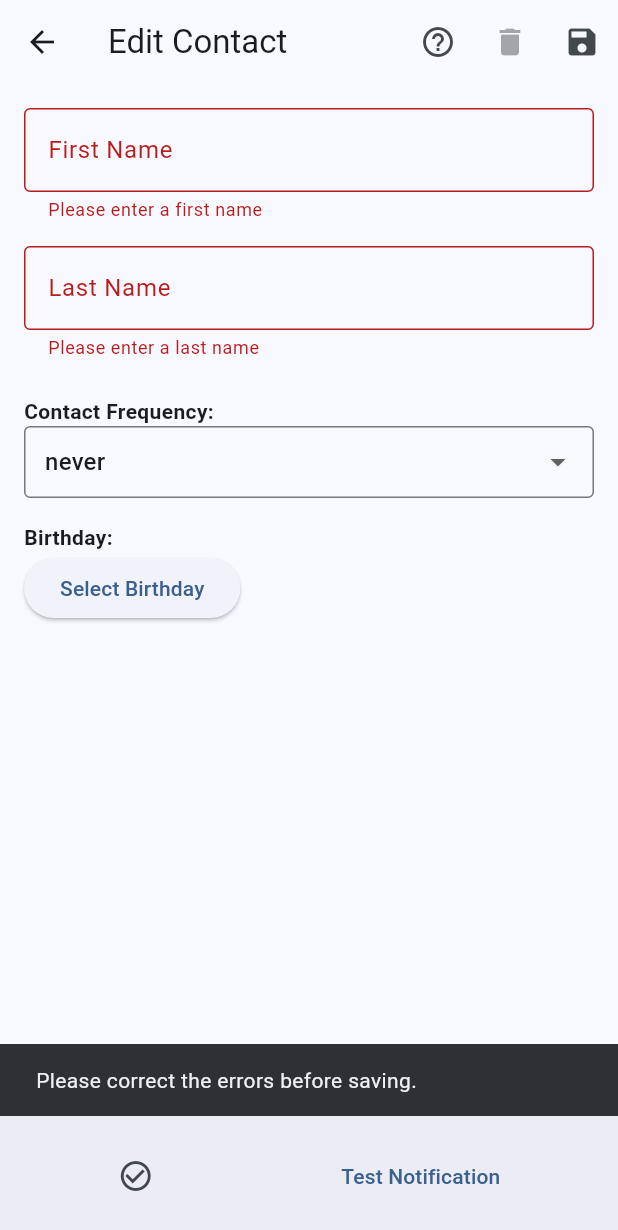
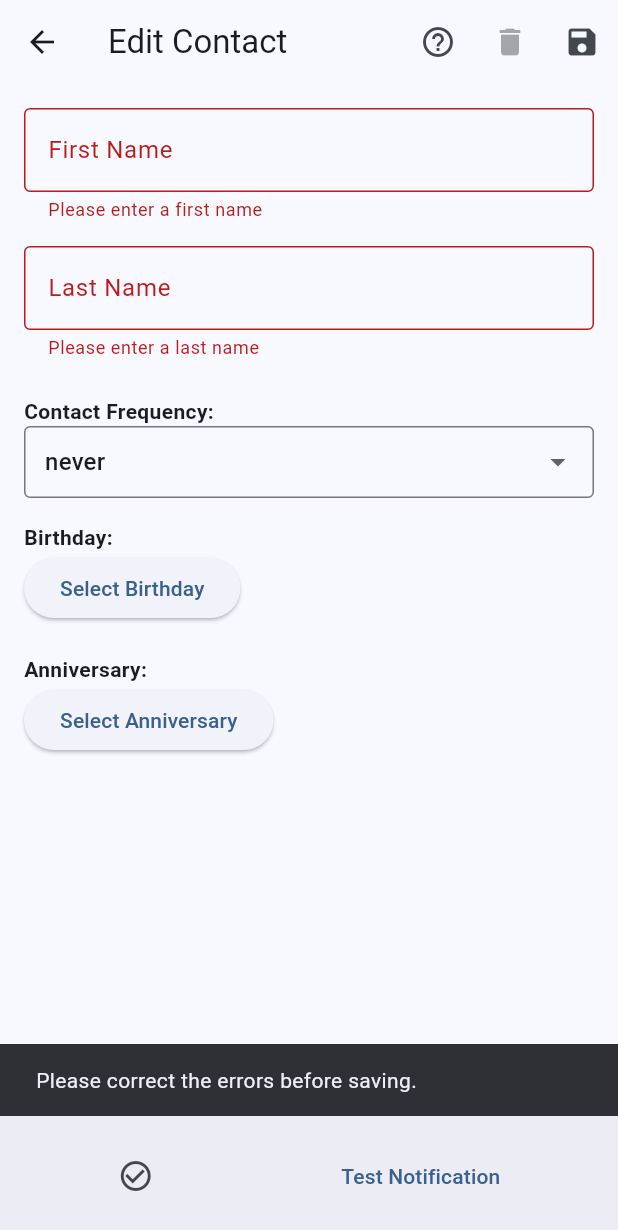
Before and after one commit to PapaBear4/ReCall_Flutter2, a Flutter app: the ContactDetailsScreen screen opened by its route, after a tap on the "save" icon, on a phone screen of 412 x 824 dp. Shown: the top 1230 px of the screen. Run offline on Flutter 3.47's test engine with Material 3 defaults, Android fonts, the phone set to English and light mode, and no system bars; our stand-ins replace bloc, file_picker, flutter_bloc, flutter_local_notifications, flutter_slidable, freezed_annotation and 5 more; missing offline and left inert: flat_buffers, objectbox_flutter_libs, workmanager; accounts and stored records are empty.

Commit message:
seems to be working!

```diff
--- a/lib/models/contact.dart
+++ b/lib/models/contact.dart
@@ -20,6 +20,7 @@ abstract class Contact with _$Contact {
     String frequency, // Store the String representation
     @Property(type: PropertyType.date) DateTime? birthday,
     @Property(type: PropertyType.date) DateTime? lastContacted,
+    @Property(type: PropertyType.date) DateTime? anniversary,
   }) = _Contact;
 
   factory Contact.fromJson(Map<String, dynamic> json) =>
--- a/lib/objectbox-model.json
+++ b/lib/objectbox-model.json
@@ -5,7 +5,7 @@
   "entities": [
     {
       "id": "11:4220768979207252381",
-      "lastPropertyId": "6:8964901162355723932",
+      "lastPropertyId": "7:5161319229396791903",
       "name": "Contact",
       "properties": [
         {
@@ -37,6 +37,11 @@
         {
           "id": "6:8964901162355723932",
           "name": "lastContacted",
+          "type": 10
+        },
+        {
+          "id": "7:5161319229396791903",
+          "name": "anniversary",
           "type": 10
         }
       ],
--- a/lib/screens/contact_details_screen.dart
+++ b/lib/screens/contact_details_screen.dart
@@ -140,48 +140,50 @@ class _ContactDetailsScreenState extends State<ContactDetailsScreen> {
             ),
             // Edit/Save Button
             BlocBuilder<ContactDetailsBloc, ContactDetailsState>(
-                // Rebuild button based on state
                 builder: (context, state) {
-              // Determine if editing/saving is allowed based on state
-              // Use maybeMap for robust state checking
               final bool isLoaded =
                   state.maybeMap(loaded: (_) => true, orElse: () => false);
               final bool isNewContactMode =
                   (_localContact.id == 0 && _isEditMode);
               final bool canEditOrSave = isLoaded || isNewContactMode;
-
-              // Disable if state is loading or initial
               final bool isDisabledByState = state.maybeMap(
                   loading: (_) => true,
                   initial: (_) => true,
-                orElse: () => false, // Not loading or initial
-              );
+                  orElse: () => false);
+
+              // Determine if the save button should be enabled
+              final bool canSaveChanges = canEditOrSave &&
+                  !isDisabledByState &&
+                  _isEditMode &&
+                  _hasUnsavedChanges;
+              // Determine if the edit button should be enabled
+              final bool canEnterEdit =
+                  canEditOrSave && !isDisabledByState && !_isEditMode;
 
               return IconButton(
                 icon: Icon(_isEditMode ? Icons.save : Icons.edit),
                 tooltip: _isEditMode ? 'Save Changes' : 'Edit Contact',
-                // Disable if cannot edit/save OR if state indicates loading/initial
-                onPressed: (canEditOrSave && !isDisabledByState)
+                // Enable Save only if in edit mode with unsaved changes & state allows
+                // Enable Edit only if not in edit mode & state allows
+                onPressed: _isEditMode
+                    ? (canSaveChanges
+                        ? () => _onSaveButtonPressed(context)
+                        : null) // Enable save conditionally
+                    : (canEnterEdit
                         ? () {
-                        if (_isEditMode) {
-                          // If currently in edit mode, attempt to save
-                          _onSaveButtonPressed(context);
-                        } else {
-                          // If currently in view mode, switch to edit mode
-                          // Ensure we switch only if the state is actually loaded
+                            // Enable edit conditionally
                             state.mapOrNull(loaded: (loadedState) {
                               setState(() {
                                 _isEditMode = true;
-                              // Ensure _localContact reflects the loaded state when entering edit mode
                                 _localContact = loadedState.contact;
                                 _firstNameController.text =
                                     _localContact.firstName;
-                              _lastNameController.text = _localContact.lastName;
+                                _lastNameController.text =
+                                    _localContact.lastName;
                               });
                             });
                           }
-                      }
-                    : null,
+                        : null),
               );
             }),
           ],
@@ -294,18 +296,29 @@ class _ContactDetailsScreenState extends State<ContactDetailsScreen> {
           children: <Widget>[
             // --- Display Section (Only visible when NOT in Edit Mode) ---
             if (!_isEditMode) ...[
+              Padding(
+                padding: const EdgeInsets.only(
+                    bottom: 24.0), // Add padding below name
+                child: Text(
+                  '${_localContact.firstName} ${_localContact.lastName}',
+                  style: Theme.of(context)
+                      .textTheme
+                      .headlineSmall, // Use a larger style
+                ),
+              ),
               _buildDisplayRow(
-                  Icons.person, 'First Name:', _localContact.firstName),
-              const SizedBox(height: 8.0),
-              _buildDisplayRow(
-                  Icons.person_outline, 'Last Name:', _localContact.lastName),
-              const SizedBox(height: 16.0),
-              _buildDisplayRow(
-                  Icons.calendar_today,
+                  Icons.cake,
                   'Birthday:',
                   _localContact.birthday == null
                       ? 'Not set'
                       : DateFormat.yMd().format(_localContact.birthday!)),
+              const SizedBox(height: 8.0),
+              _buildDisplayRow(
+                  Icons.celebration,
+                  'Anniversary:', // Example Icon
+                  _localContact.anniversary == null
+                      ? 'Not set'
+                      : DateFormat.yMd().format(_localContact.anniversary!)),
               const SizedBox(height: 8.0),
               _buildDisplayRow(Icons.access_time, 'Last Contacted:',
                   formatLastContacted(_localContact.lastContacted)),
@@ -438,6 +451,38 @@ class _ContactDetailsScreenState extends State<ContactDetailsScreen> {
                     : DateFormat.yMd().format(_localContact.birthday!)),
               ),
               const SizedBox(height: 20),
+              // Anniversary Picker
+              const Text('Anniversary:',
+                  style: TextStyle(fontWeight: FontWeight.bold)),
+              ElevatedButton(
+                onPressed: _isEditMode
+                    ? () async {
+                        final DateTime? picked = await showDatePicker(
+                          context: context,
+                          initialDate: _localContact.anniversary ??
+                              DateTime.now(), // Use anniversary or now
+                          firstDate: DateTime(1900), // Adjust range as needed
+                          lastDate: DateTime.now().add(const Duration(
+                              days: 365 *
+                                  10)), // Allow future dates? Adjust as needed
+                        );
+                        if (!mounted) return;
+                        if (picked != null &&
+                            picked != _localContact.anniversary) {
+                          setState(() {
+                            // Use copyWith, generated code handles the new field
+                            _localContact =
+                                _localContact.copyWith(anniversary: picked);
+                            _hasUnsavedChanges = true;
+                          });
+                        }
+                      }
+                    : null,
+                child: Text(_localContact.anniversary == null
+                    ? 'Select Anniversary'
+                    : DateFormat.yMd().format(_localContact.anniversary!)),
+              ),
+              const SizedBox(height: 20), // Spacing at the end of the form
             ]
             // --- End Edit Section ---
           ],
@@ -514,60 +559,60 @@ class _ContactDetailsScreenState extends State<ContactDetailsScreen> {
 
   // Handles the save action
   void _onSaveButtonPressed(BuildContext context) {
+   // Form validation check
    if (_formKey.currentState!.validate()) {
-      final currentState =
-          context.read<ContactDetailsBloc>().state; // Read state once
+     final currentState = context.read<ContactDetailsBloc>().state;
      Contact contactToSave = _localContact;
+     bool isExistingContact = contactToSave.id != null && contactToSave.id != 0;
 
-      bool isExistingContact =
-          contactToSave.id != null && contactToSave.id != 0;
-
-      // Use maybeMap for safer check if saving is allowed
+     // Check if state allows saving
      bool canProceed = currentState.maybeMap(
-          loaded: (_) => true, // OK if loaded
-          orElse: () =>
-              !isExistingContact // OK if new contact (state might be initial/loading briefly)
+         loaded: (_) => true,
+         orElse: () => !isExistingContact
      );
 
-      if (!canProceed) {
+     if (!canProceed && mounted) { // Add mounted check
           ScaffoldMessenger.of(context).showSnackBar(
-          const SnackBar(
-              content: Text('Cannot save, contact state is inconsistent.')),
+           const SnackBar(content: Text('Cannot save, contact state is inconsistent.')),
           );
           return;
      }
 
+     // --- Dispatch event ---
      if (!isExistingContact) {
-        // Add new contact
-        context
-            .read<ContactDetailsBloc>()
-            .add(ContactDetailsEvent.addContact(contact: contactToSave));
+       context.read<ContactDetailsBloc>().add(ContactDetailsEvent.addContact(contact: contactToSave));
+       if (mounted) { // Add mounted check before showing SnackBar
          ScaffoldMessenger.of(context).showSnackBar(
            const SnackBar(content: Text('New contact saved')),
          );
+       }
      } else {
-        // Update existing contact
-        context
-            .read<ContactDetailsBloc>()
-            .add(ContactDetailsEvent.saveContact(contact: contactToSave));
+       context.read<ContactDetailsBloc>().add(ContactDetailsEvent.saveContact(contact: contactToSave));
+        if (mounted) { // Add mounted check before showing SnackBar
          ScaffoldMessenger.of(context).showSnackBar(
            const SnackBar(content: Text('Changes saved')),
          );
        }
-      // Set state after dispatching event
+     }
+
+     // --- Update local state and Navigate Back ---
+     // Do this after dispatching the event
+      if (mounted) { // Add mounted check before setState and pop
          setState(() {
              _hasUnsavedChanges = false;
-        _isEditMode = false;
+             _isEditMode = false; // Exit edit mode
          });
+         context.read<ContactListBloc>().add(const ContactListEvent.loadContacts()); // Refresh list
+         Navigator.of(context).pop(); // Go back to the list screen
+      }
 
-      context
-          .read<ContactListBloc>()
-          .add(const ContactListEvent.loadContacts());
    } else {
+     // Form validation failed
+      if (mounted) { // Add mounted check before showing SnackBar
         ScaffoldMessenger.of(context).showSnackBar(
-        const SnackBar(
-            content: Text('Please correct the errors before saving.')),
+         const SnackBar(content: Text('Please correct the errors before saving.')),
         );
+      }
    }
  }
 
```
Also changed, not shown: lib/models/contact.freezed.dart, lib/models/contact.g.dart, lib/objectbox.g.dart. Lines whose indentation alone changed are shown as unchanged.
